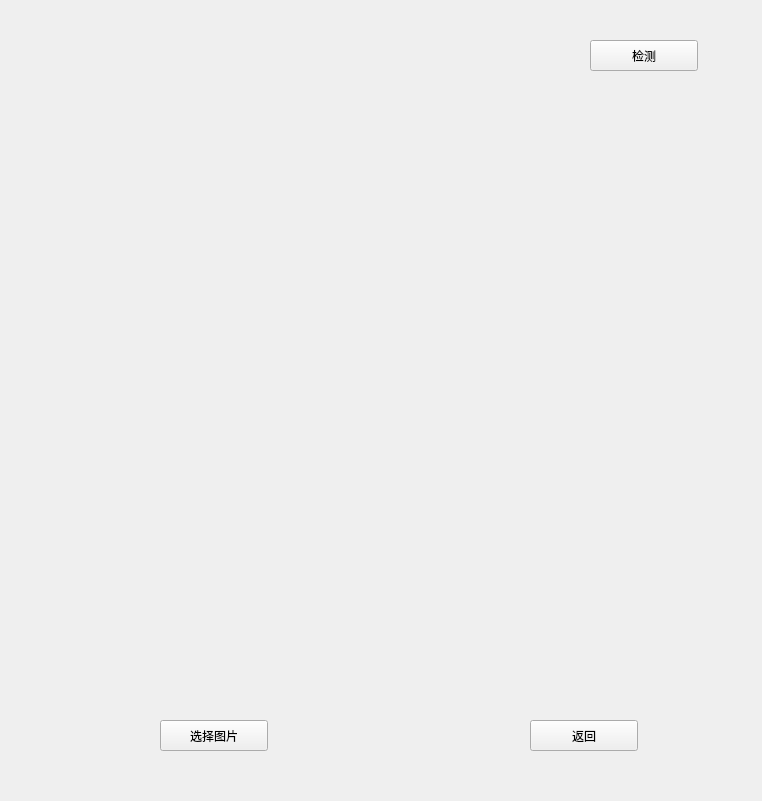
liusiqi477/FaceBeautyScore-Qt, file phototest.ui: the form before one commit.
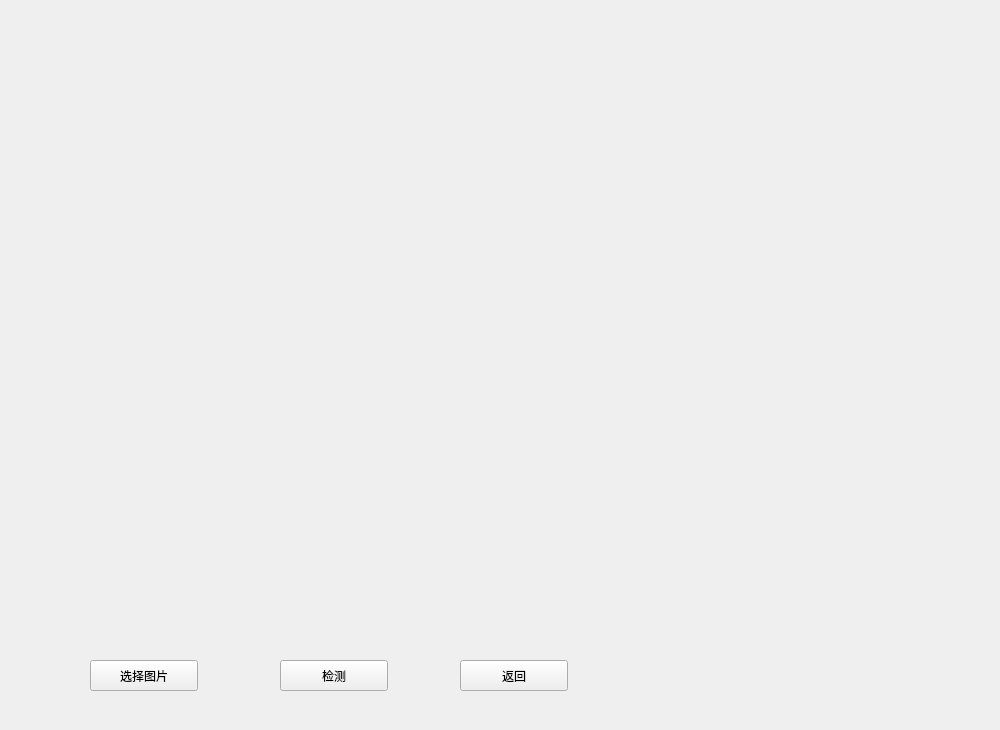
The form after the commit.

The edit to the form file:
```diff
--- a/phototest.ui
+++ b/phototest.ui
@@ -6,8 +6,8 @@
    <rect>
     <x>0</x>
     <y>0</y>
-    <width>762</width>
-    <height>801</height>
+    <width>1000</width>
+    <height>730</height>
    </rect>
   </property>
   <property name="windowTitle">
@@ -16,8 +16,8 @@
   <widget class="QPushButton" name="selectBtn">
    <property name="geometry">
     <rect>
-     <x>160</x>
-     <y>720</y>
+     <x>90</x>
+     <y>660</y>
      <width>108</width>
      <height>31</height>
     </rect>
@@ -29,8 +29,8 @@
   <widget class="QPushButton" name="backBtn">
    <property name="geometry">
     <rect>
-     <x>530</x>
-     <y>720</y>
+     <x>460</x>
+     <y>660</y>
      <width>108</width>
      <height>31</height>
     </rect>
@@ -42,8 +42,8 @@
   <widget class="QPushButton" name="detectBtn">
    <property name="geometry">
     <rect>
-     <x>590</x>
-     <y>40</y>
+     <x>280</x>
+     <y>660</y>
      <width>108</width>
      <height>31</height>
     </rect>
@@ -55,10 +55,10 @@
   <widget class="QLabel" name="label">
    <property name="geometry">
     <rect>
-     <x>70</x>
-     <y>50</y>
-     <width>421</width>
-     <height>611</height>
+     <x>0</x>
+     <y>10</y>
+     <width>661</width>
+     <height>481</height>
     </rect>
    </property>
    <property name="text">
@@ -68,9 +68,9 @@
   <widget class="QWidget" name="widget_score" native="true">
    <property name="geometry">
     <rect>
-     <x>540</x>
-     <y>90</y>
-     <width>211</width>
+     <x>700</x>
+     <y>10</y>
+     <width>271</width>
      <height>601</height>
     </rect>
    </property>
```
